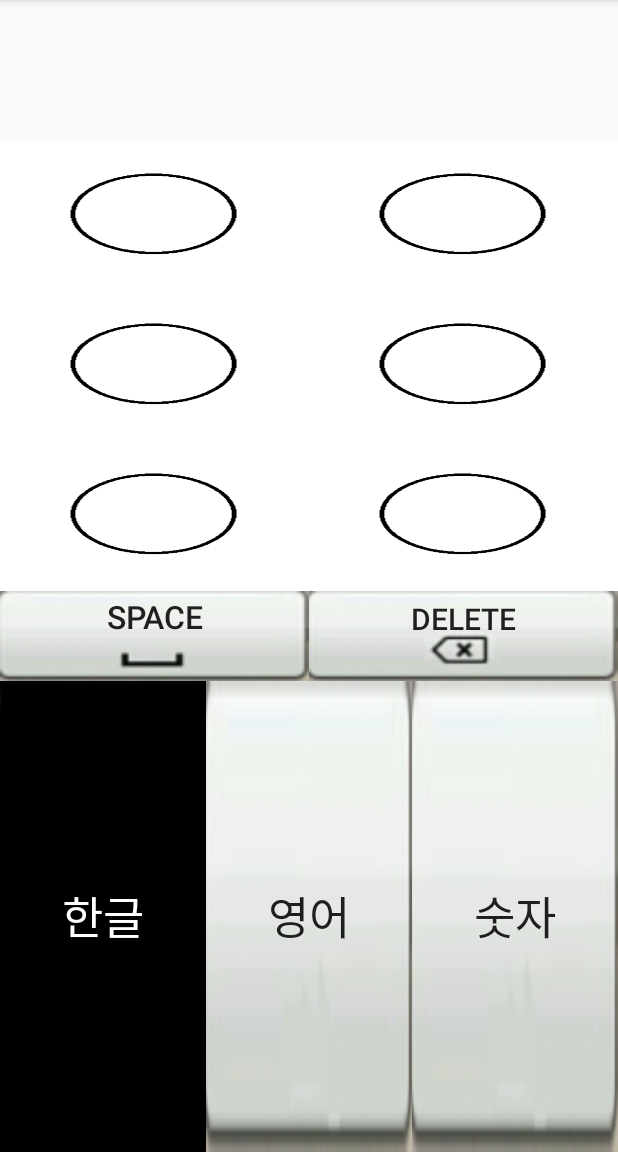
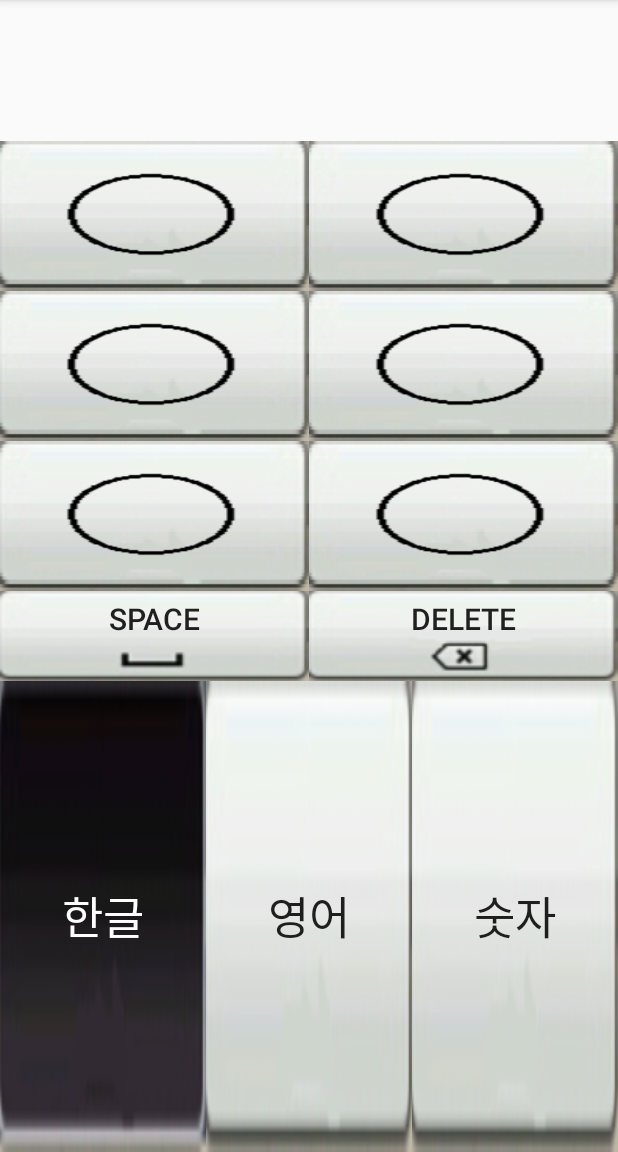
Before and after one commit to ShinSeungChul/JeomJaTalk, an Android app: the screen it shows after launch (MainActivity), after a tap on an icon or button, on a phone screen of 412 x 824 dp, the part 84-1236 px from its top. Run offline under Robolectric (Android 15) with nearby library versions, the phone set to English and light mode, and no system bars.

Commit message:
디자인 완료.

```diff
--- a/app/src/main/java/org/ssc/jeomjatalk/MainActivity.java
+++ b/app/src/main/java/org/ssc/jeomjatalk/MainActivity.java
@@ -51,7 +51,7 @@ public class MainActivity extends AppCompatActivity {
         public void handleMessage(Message msg){
             value++;
             handler.sendEmptyMessageDelayed(0,1);
-            if(value==500){
+            if(value==300){
                 enter();
                 value=0;
                 handler.removeMessages(0);
--- a/app/src/main/res/drawable/click_button.xml
+++ /dev/null
@@ -1,9 +0,0 @@
-<?xml version="1.0" encoding="utf-8"?>
-<selector xmlns:android="http://schemas.android.com/apk/res/android">
-
-    <item android:state_checked="true"
-
-        android:drawable="@drawable/clickbutton" />
-    <item android:drawable="@drawable/button" />
-
-</selector>
--- a/app/src/main/res/drawable/clicked_button.xml
+++ b/app/src/main/res/drawable/clicked_button.xml
@@ -1,7 +1,9 @@
 <?xml version="1.0" encoding="utf-8"?>
 <selector xmlns:android="http://schemas.android.com/apk/res/android">
 
-    <item android:state_checked="true" android:drawable="@drawable/jeomja_after" />
-    <item android:drawable="@drawable/jeomja" />
+    <item android:state_checked="true"
+
+        android:drawable="@drawable/button_after" />
+    <item android:drawable="@drawable/button" />
 
 </selector>
--- /dev/null
+++ b/app/src/main/res/drawable/clicked_jeomja_button.xml
@@ -0,0 +1,7 @@
+<?xml version="1.0" encoding="utf-8"?>
+<selector xmlns:android="http://schemas.android.com/apk/res/android">
+
+    <item android:state_checked="true" android:drawable="@drawable/jeomja_after" />
+    <item android:drawable="@drawable/jeomja" />
+
+</selector>
--- a/app/src/main/res/layout/activity_main.xml
+++ b/app/src/main/res/layout/activity_main.xml
@@ -29,7 +29,7 @@
             android:layout_width="0dp"
             android:layout_height="match_parent"
             android:layout_weight="1"
-            android:background="@drawable/clicked_button"
+            android:background="@drawable/clicked_jeomja_button"
             android:onClick="buttonClicked1"
             android:soundEffectsEnabled="false"
             android:textOff=""
@@ -40,7 +40,7 @@
             android:layout_width="0dp"
             android:layout_height="match_parent"
             android:layout_weight="1"
-            android:background="@drawable/clicked_button"
+            android:background="@drawable/clicked_jeomja_button"
             android:onClick="buttonClicked2"
             android:soundEffectsEnabled="false"
             android:textOff=""
@@ -59,7 +59,7 @@
             android:layout_width="0dp"
             android:layout_height="match_parent"
             android:layout_weight="1"
-            android:background="@drawable/clicked_button"
+            android:background="@drawable/clicked_jeomja_button"
             android:onClick="buttonClicked3"
             android:soundEffectsEnabled="false"
             android:textOff=""
@@ -70,7 +70,7 @@
             android:layout_width="0dp"
             android:layout_height="match_parent"
             android:layout_weight="1"
-            android:background="@drawable/clicked_button"
+            android:background="@drawable/clicked_jeomja_button"
             android:onClick="buttonClicked4"
             android:soundEffectsEnabled="false"
             android:textOff=""
@@ -89,7 +89,7 @@
             android:layout_width="0dp"
             android:layout_height="match_parent"
             android:layout_weight="1"
-            android:background="@drawable/clicked_button"
+            android:background="@drawable/clicked_jeomja_button"
             android:onClick="buttonClicked5"
             android:soundEffectsEnabled="false"
             android:textOff=""
@@ -100,7 +100,7 @@
             android:layout_width="0dp"
             android:layout_height="match_parent"
             android:layout_weight="1"
-            android:background="@drawable/clicked_button"
+            android:background="@drawable/clicked_jeomja_button"
             android:onClick="buttonClicked6"
             android:soundEffectsEnabled="false"
             android:textOff=""
@@ -123,7 +123,7 @@
             android:onClick="space"
             android:soundEffectsEnabled="false"
             android:text="space\n"
-            android:textSize="21dp" />
+            android:textSize="20dp" />
 
         <Button
             android:id="@+id/Delete"
@@ -151,7 +151,7 @@
             android:layout_width="0dp"
             android:layout_height="match_parent"
             android:layout_weight="1"
-            android:background="@drawable/click_button"
+            android:background="@drawable/clicked_button"
             android:checked="true"
             android:onClick="korean"
             android:soundEffectsEnabled="false"
@@ -165,7 +165,7 @@
             android:layout_width="0dp"
             android:layout_height="match_parent"
             android:layout_weight="1"
-            android:background="@drawable/click_button"
+            android:background="@drawable/clicked_button"
             android:checked="false"
             android:onClick="english"
             android:soundEffectsEnabled="false"
@@ -178,7 +178,7 @@
             android:layout_width="0dp"
             android:layout_height="match_parent"
             android:layout_weight="1"
-            android:background="@drawable/click_button"
+            android:background="@drawable/clicked_button"
             android:checked="false"
             android:onClick="number"
             android:soundEffectsEnabled="false"
```
Also changed, not shown: app/src/main/jeomja.png (added), app/src/main/jeomja_after.png (added), app/src/main/res/drawable/button_after.png (added), app/src/main/res/drawable/clickbutton.png (deleted), app/src/main/res/drawable/delete.png, app/src/main/res/drawable/jeomja.png, app/src/main/res/drawable/jeomja_after.png.
